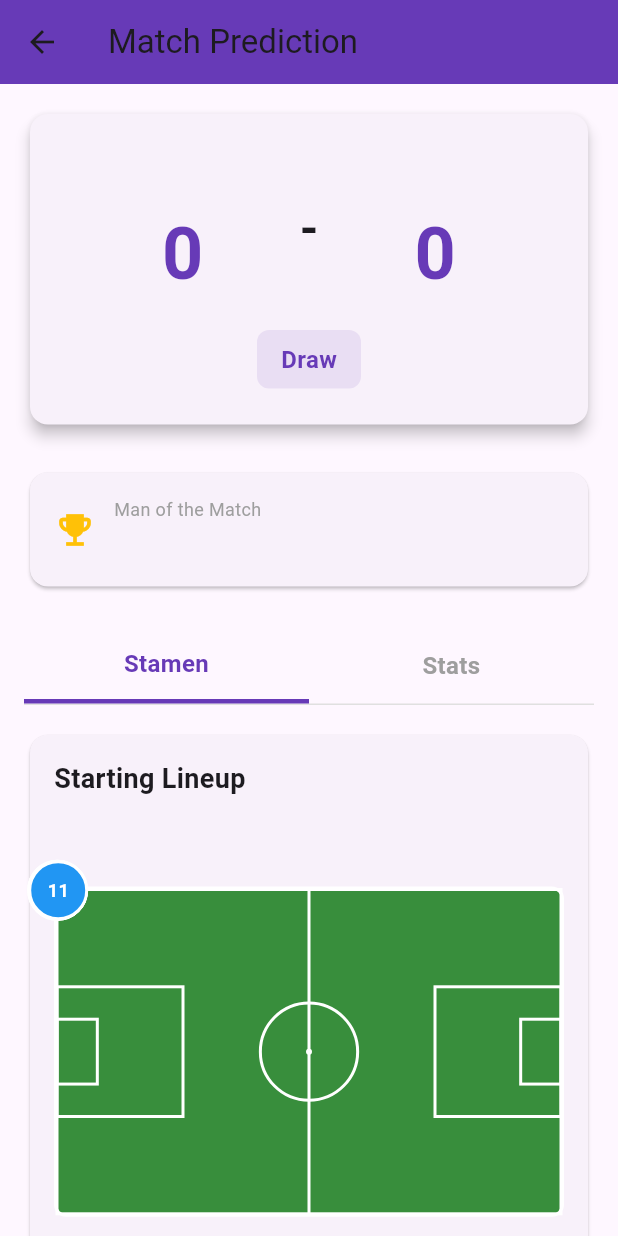
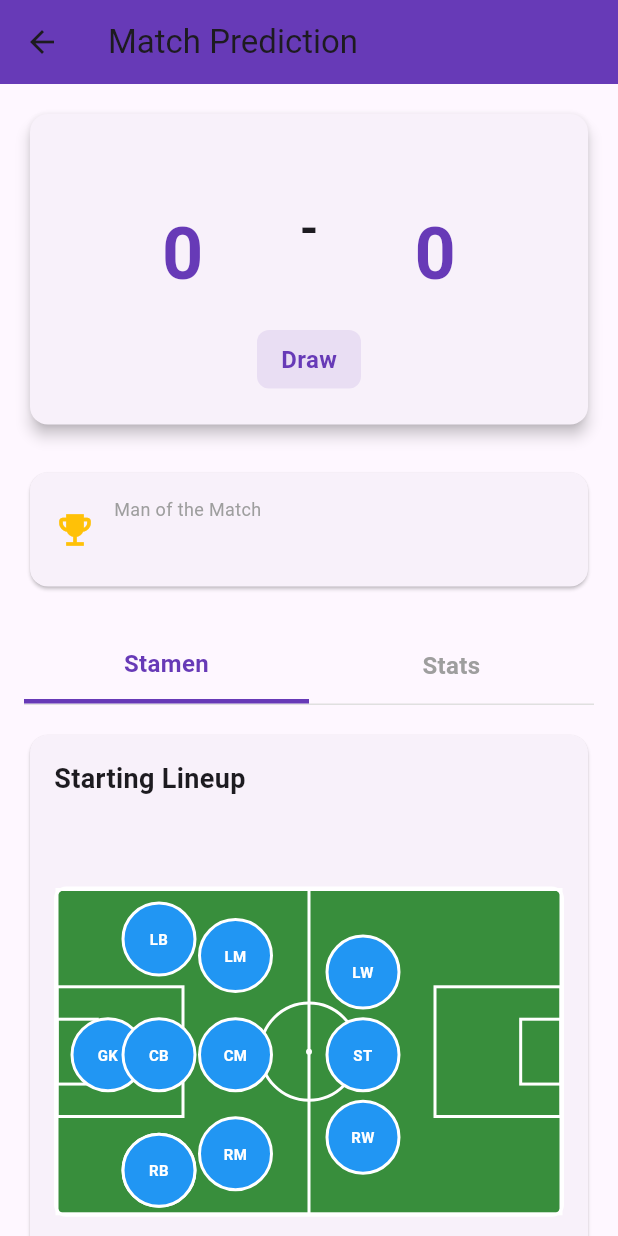
Before and after one commit to columbus0370/Internal, a Flutter app: the PredictionResultScreen screen opened directly with empty values, on a phone screen of 412 x 824 dp. Run offline on Flutter 3.47's test engine with Material 3 defaults, Android fonts, the phone set to English and light mode, and no system bars; our stand-ins replace flutter_svg.

Commit message:
Improve soccer field display with proper player positioning
- Use LayoutBuilder to get actual field dimensions
- Convert relative positions (0.0-1.0) to pixel coordinates
- Display player positions instead of numbers (GK, CB, LB, RB, CM, etc)
- Fix player circle sizing and positioning
- Implement proper 4-3-3 formation layout with realistic positions

```diff
--- a/epl_match_simulator/lib/screens/prediction_result_screen.dart
+++ b/epl_match_simulator/lib/screens/prediction_result_screen.dart
@@ -440,17 +440,17 @@ class SoccerFieldWidget extends StatelessWidget {
 
   List<String> _getFormationPlayers() {
     return [
-      'Player 1',
-      'Player 2',
-      'Player 3',
-      'Player 4',
-      'Player 5',
-      'Player 6',
-      'Player 7',
-      'Player 8',
-      'Player 9',
-      'Player 10',
-      'Player 11',
+      'GK',
+      'LB',
+      'CB',
+      'CB',
+      'RB',
+      'LM',
+      'CM',
+      'RM',
+      'LW',
+      'ST',
+      'RW',
     ];
   }
 
@@ -468,7 +468,9 @@ class SoccerFieldWidget extends StatelessWidget {
         const SizedBox(height: 12),
         AspectRatio(
           aspectRatio: 105 / 68,
-          child: Container(
+          child: LayoutBuilder(
+            builder: (context, constraints) {
+              return Container(
                 decoration: BoxDecoration(
                   color: Colors.green[700],
                   borderRadius: BorderRadius.circular(8),
@@ -480,31 +482,39 @@ class SoccerFieldWidget extends StatelessWidget {
                 child: CustomPaint(
                   painter: SoccerFieldPainter(),
                   child: Stack(
-                children: _buildPlayerPositions(),
+                    children: _buildPlayerPositions(constraints),
                   ),
                 ),
+              );
+            },
           ),
         ),
       ],
     );
   }
 
-  List<Widget> _buildPlayerPositions() {
+  List<Widget> _buildPlayerPositions(BoxConstraints constraints) {
     final players = _getFormationPlayers();
     final positions = _getPositions();
+    final width = constraints.maxWidth;
+    final height = constraints.maxHeight;
 
     return List.generate(players.length, (index) {
       if (index >= positions.length) return const SizedBox.shrink();
       final pos = positions[index];
 
+      final pixelX = (pos['x'] as double) * width;
+      final pixelY = (pos['y'] as double) * height;
+
       return Positioned(
-        left: pos['x'] as double,
-        top: pos['y'] as double,
-        child: Transform.translate(
-          offset: const Offset(-20, -20),
-          child: Container(
-            width: 40,
-            height: 40,
+        left: pixelX - 25,
+        top: pixelY - 25,
+        child: Column(
+          mainAxisSize: MainAxisSize.min,
+          children: [
+            Container(
+              width: 50,
+              height: 50,
               decoration: BoxDecoration(
                 color: isHome ? Colors.blue : Colors.orange,
                 shape: BoxShape.circle,
@@ -515,15 +525,17 @@ class SoccerFieldWidget extends StatelessWidget {
               ),
               child: Center(
                 child: Text(
-                '${index + 1}',
+                  players[index],
+                  textAlign: TextAlign.center,
                   style: const TextStyle(
                     color: Colors.white,
                     fontWeight: FontWeight.bold,
-                  fontSize: 12,
+                    fontSize: 10,
                   ),
                 ),
               ),
             ),
+          ],
         ),
       );
     });
@@ -531,17 +543,17 @@ class SoccerFieldWidget extends StatelessWidget {
 
   List<Map<String, double>> _getPositions() {
     return [
-      {'x': 0.5, 'y': 0.5},
-      {'x': 0.2, 'y': 0.2},
+      {'x': 0.1, 'y': 0.5},
+      {'x': 0.2, 'y': 0.15},
       {'x': 0.2, 'y': 0.5},
-      {'x': 0.2, 'y': 0.8},
-      {'x': 0.35, 'y': 0.15},
+      {'x': 0.2, 'y': 0.85},
+      {'x': 0.2, 'y': 0.85},
+      {'x': 0.35, 'y': 0.2},
       {'x': 0.35, 'y': 0.5},
-      {'x': 0.35, 'y': 0.85},
-      {'x': 0.55, 'y': 0.25},
-      {'x': 0.55, 'y': 0.5},
-      {'x': 0.55, 'y': 0.75},
-      {'x': 0.8, 'y': 0.5},
+      {'x': 0.35, 'y': 0.8},
+      {'x': 0.6, 'y': 0.25},
+      {'x': 0.6, 'y': 0.5},
+      {'x': 0.6, 'y': 0.75},
     ];
   }
 }
```
Lines whose indentation alone changed are shown as unchanged.
